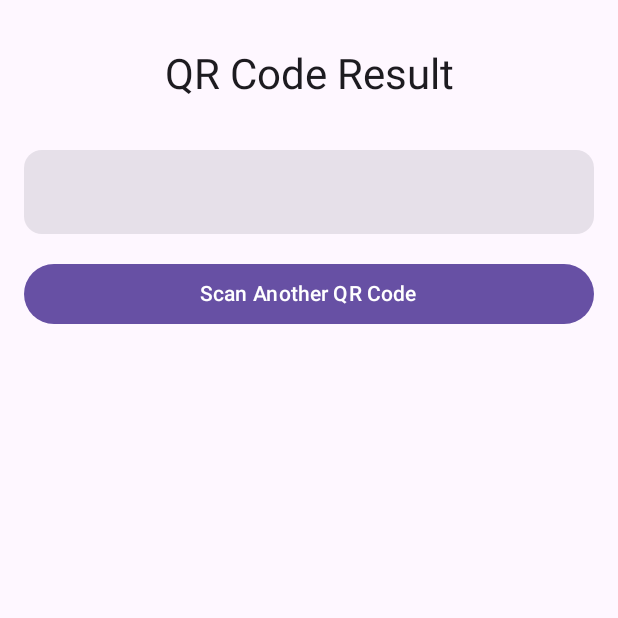
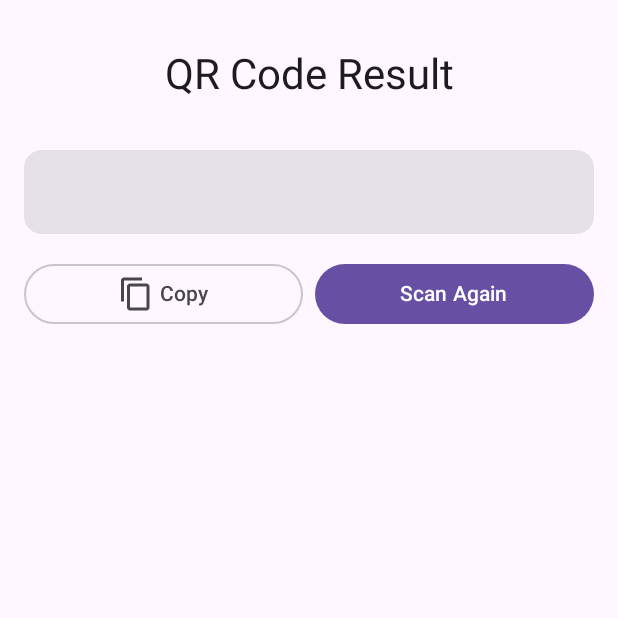
Before and after one commit to Adithya1711/QrScanner-Android, an Android app built with Jetpack Compose: the composable ResultScreen called with empty values, on a phone screen of 412 x 824 dp, the top half of it. Run offline under Robolectric (Android 15) with nearby library versions, the phone set to English and light mode, and no system bars; 3 statements that could not run were skipped.

Commit message:
Added a copy button to copy the qr result

```diff
--- a/app/build.gradle.kts
+++ b/app/build.gradle.kts
@@ -45,6 +45,7 @@ dependencies {
     implementation("androidx.compose.material3:material3:1.1.2")
     implementation("androidx.activity:activity-compose:1.8.0")
     implementation("androidx.lifecycle:lifecycle-viewmodel-compose:2.6.2")
+    implementation("androidx.compose.material:material-icons-extended:1.5.4")
 
     // Camera
     implementation("androidx.camera:camera-core:1.3.0")
--- a/app/src/main/java/util/aurorus/qrscanner/ResultScreen.kt
+++ b/app/src/main/java/util/aurorus/qrscanner/ResultScreen.kt
@@ -1,19 +1,29 @@
 package util.aurorus.qrscanner
 
+import android.content.ClipData
+import android.content.ClipboardManager
+import android.content.Context
+import android.widget.Toast
 import androidx.compose.foundation.layout.Arrangement
 import androidx.compose.foundation.layout.Column
+import androidx.compose.foundation.layout.Row
 import androidx.compose.foundation.layout.fillMaxSize
 import androidx.compose.foundation.layout.fillMaxWidth
 import androidx.compose.foundation.layout.padding
 import androidx.compose.foundation.rememberScrollState
 import androidx.compose.foundation.verticalScroll
+import androidx.compose.material.icons.Icons
+import androidx.compose.material.icons.filled.ContentCopy
 import androidx.compose.material3.Button
 import androidx.compose.material3.Card
+import androidx.compose.material3.Icon
 import androidx.compose.material3.MaterialTheme
+import androidx.compose.material3.OutlinedButton
 import androidx.compose.material3.Text
 import androidx.compose.runtime.Composable
 import androidx.compose.ui.Alignment
 import androidx.compose.ui.Modifier
+import androidx.compose.ui.platform.LocalContext
 import androidx.compose.ui.text.font.FontFamily
 import androidx.compose.ui.unit.dp
 
@@ -22,6 +32,8 @@ fun ResultScreen(
     qrResult: String,
     onBackClick: () -> Unit
 ) {
+    val context = LocalContext.current
+
     Column(
         modifier = Modifier
             .fillMaxSize()
@@ -47,11 +59,40 @@ fun ResultScreen(
             )
         }
 
-        Button(
-            onClick = onBackClick,
-            modifier = Modifier.fillMaxWidth()
+        // Button row with Copy and Scan Again
+        Row(
+            modifier = Modifier.fillMaxWidth(),
+            horizontalArrangement = Arrangement.spacedBy(8.dp)
         ) {
-            Text("Scan Another QR Code")
+            OutlinedButton(
+                onClick = {
+                    copyToClipboard(context, qrResult)
+                },
+                modifier = Modifier.weight(1f)
+            ) {
+                Icon(
+                    imageVector = Icons.Default.ContentCopy,
+                    contentDescription = "Copy",
+                    modifier = Modifier.padding(end = 4.dp)
+                )
+                Text("Copy")
+            }
+
+            Button(
+                onClick = onBackClick,
+                modifier = Modifier.weight(1f)
+            ) {
+                Text("Scan Again")
+            }
         }
     }
 }
+
+private fun copyToClipboard(context: Context, text: String) {
+    val clipboardManager = context.getSystemService(Context.CLIPBOARD_SERVICE) as ClipboardManager
+    val clipData = ClipData.newPlainText("QR Code Result", text)
+    clipboardManager.setPrimaryClip(clipData)
+
+    // Show a toast to confirm the copy action
+    Toast.makeText(context, "Copied to clipboard!", Toast.LENGTH_SHORT).show()
+}
```
